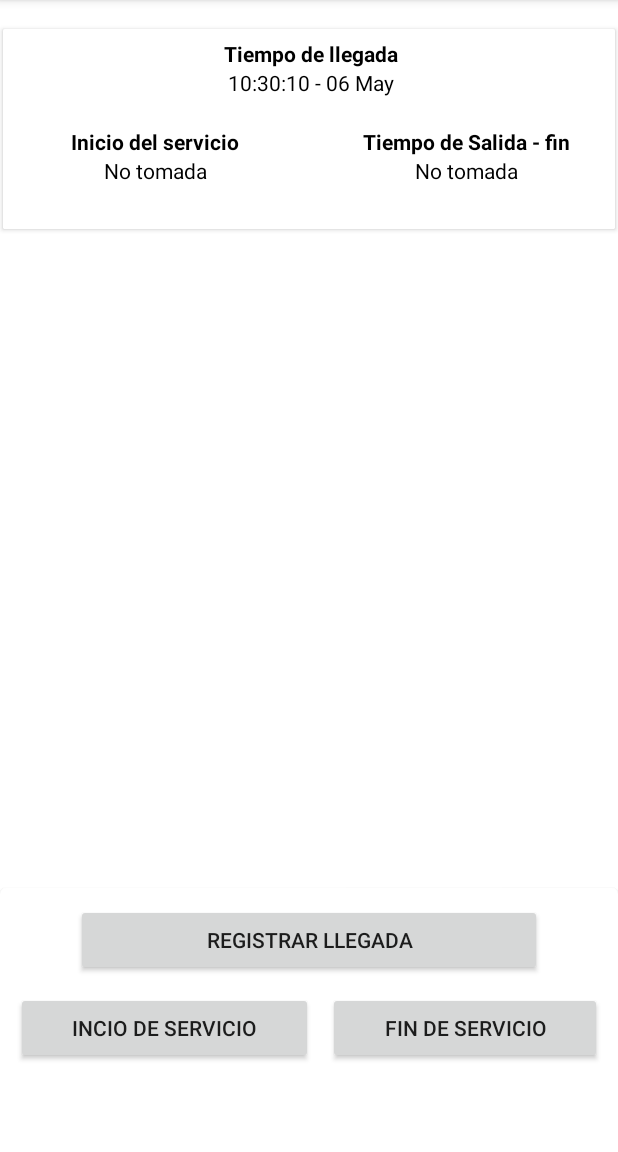
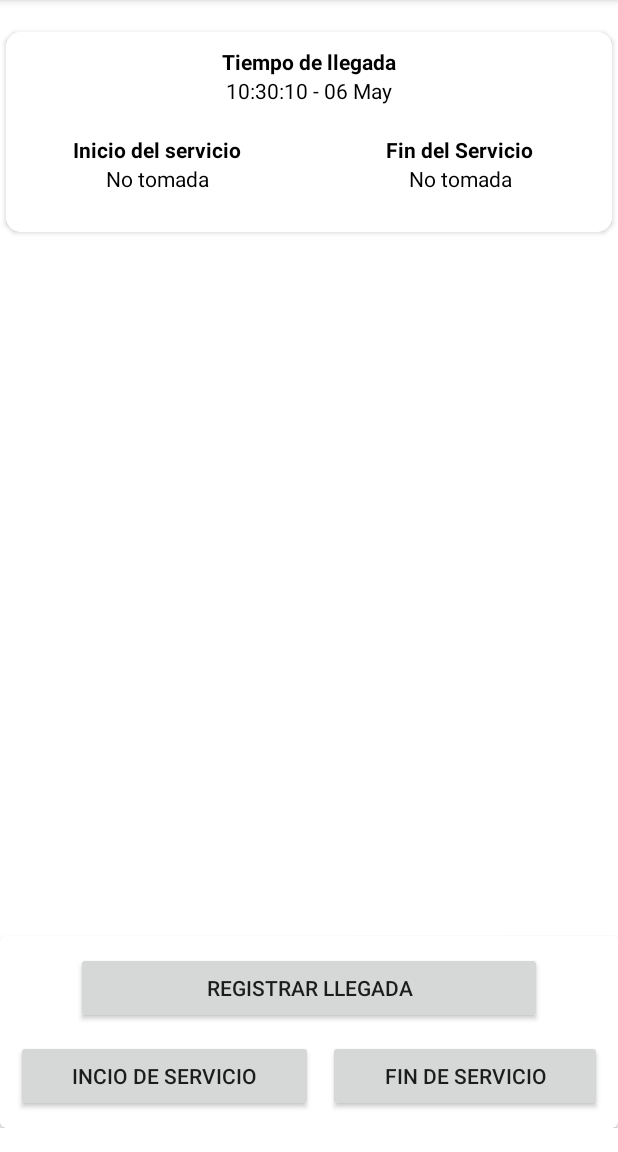
Before and after one commit to alexsotocx/DataTakeApp, an Android app: the screen it shows after launch (MainActivity), after a tap on "REGISTRAR LLEGADA", on a phone screen of 412 x 824 dp, the part 84-1236 px from its top. Run offline under Robolectric (Android 15) with nearby library versions, the phone set to English and light mode, and no system bars.

```diff
--- a/app/src/main/java/com/example/alexander/datatake/MainActivity.java
+++ b/app/src/main/java/com/example/alexander/datatake/MainActivity.java
@@ -1,8 +1,8 @@
 package com.example.alexander.datatake;
 
 import android.content.Intent;
+import android.os.Bundle;
 import android.support.v7.app.ActionBarActivity;
-import android.os.Bundle;
 import android.support.v7.widget.DefaultItemAnimator;
 import android.support.v7.widget.LinearLayoutManager;
 import android.support.v7.widget.RecyclerView;
@@ -10,11 +10,9 @@ import android.view.Menu;
 import android.view.MenuItem;
 import android.view.View;
 import android.widget.Button;
-import android.widget.Toast;
 
 import com.example.alexander.datatake.adapter.EntryAdapter;
 
-import java.util.ArrayList;
 import java.util.Date;
 import java.util.List;
 
@@ -27,6 +25,7 @@ public class MainActivity extends ActionBarActivity {
   private Button serviceEndTimeButton;
   private EntryAdapter mAdapter;
   private List<DataEntry> dataList;
+
   @Override
   protected void onCreate(Bundle savedInstanceState) {
     super.onCreate(savedInstanceState);
@@ -34,7 +33,7 @@ public class MainActivity extends ActionBarActivity {
     prepareInterface();
   }
 
-  private void prepareInterface(){
+  private void prepareInterface() {
     arriveTimeButton = (Button) findViewById(R.id.arrive_time_button);
     serviceStartTimeButton = (Button) findViewById(R.id.service_start_time_button);
     serviceEndTimeButton = (Button) findViewById(R.id.service_end_time_button);
@@ -55,24 +54,24 @@ public class MainActivity extends ActionBarActivity {
   }
 
 
-
-
-  class ClickListener implements View.OnClickListener{
+  class ClickListener implements View.OnClickListener {
 
     @Override
     public void onClick(View v) {
       int viewId = v.getId();
       DataEntry entry = new DataEntry();
-      switch (viewId){
+      switch (viewId) {
         case R.id.arrive_time_button:
           //Toast.makeText(getApplicationContext(), "Boton 1 "+ new Date().toString() + " oprimido", Toast.LENGTH_SHORT).show();
           entry.setArriveTime(new Date().getTime());
           mAdapter.addEntry(entry);
+          mRecyclerView.scrollToPosition(mAdapter.getItemCount() - 1);
           break;
         case R.id.service_start_time_button:
           //Toast.makeText(getApplicationContext(), "Boton 2 "+ new Date().toString() + " oprimido", Toast.LENGTH_SHORT).show();
           entry.setServiceStartTime(new Date().getTime());
           mAdapter.addEntry(entry);
+          mRecyclerView.scrollToPosition(mAdapter.getItemCount() - 1);
           break;
         case R.id.service_end_time_button:
           //Toast.makeText(getApplicationContext(), "Boton 3 "+ new Date().toString() + " oprimido", Toast.LENGTH_SHORT).show();
--- a/app/src/main/java/com/example/alexander/datatake/util/StorageManager.java
+++ b/app/src/main/java/com/example/alexander/datatake/util/StorageManager.java
@@ -6,8 +6,8 @@ package com.example.alexander.datatake.util;
 
 
 import android.content.Context;
-    import android.content.SharedPreferences;
-    import android.content.SharedPreferences.Editor;
+import android.content.SharedPreferences;
+import android.content.SharedPreferences.Editor;
 
 public class StorageManager {
 
@@ -48,8 +48,6 @@ public class StorageManager {
   }
 
 
-
-
   public String getSavedData() {
     return pref.getString(JSON_SAVED_KEY, null);
   }
--- a/app/src/main/res/layout/activity_main.xml
+++ b/app/src/main/res/layout/activity_main.xml
@@ -8,37 +8,30 @@
                 tools:context=".MainActivity"
                 android:background="#fff">
 
-  <LinearLayout
+  <RelativeLayout
       android:layout_width="match_parent"
       android:layout_height="match_parent"
-      android:weightSum="2.3"
-      android:orientation="vertical">
+      android:background="#fff">
 
-    <RelativeLayout
-        android:layout_width="match_parent"
-        android:layout_height="match_parent"
-        android:layout_weight="0.5">
-      <android.support.v7.widget.RecyclerView
 
-          android:id="@+id/my_recycler_view"
-          android:scrollbars="vertical"
-          android:layout_width="match_parent"
-          android:layout_height="match_parent"/>
-    </RelativeLayout>
     <android.support.v7.widget.CardView
         android:layout_width="match_parent"
-        android:layout_height="match_parent"
+        android:layout_height="wrap_content"
         android:elevation="100dp"
         card_view:cardCornerRadius="4dp"
         card_view:contentPadding="5dp"
-        android:layout_weight="1.7"
         android:paddingLeft="10dp"
         android:paddingRight="10dp"
+        android:id="@+id/button_continaer"
+        android:layout_alignParentBottom="true"
+        android:background="#fff"
         >
+
       <RelativeLayout
           android:layout_width="match_parent"
           android:layout_height="match_parent"
           android:background="#fff">
+
         <LinearLayout
             android:layout_width="match_parent"
             android:layout_height="wrap_content"
@@ -46,6 +39,7 @@
             android:id="@+id/btns1"
             android:layout_centerHorizontal="true"
             >
+
           <Button
               android:id="@+id/arrive_time_button"
               android:layout_width="match_parent"
@@ -55,6 +49,7 @@
               android:layout_marginRight="40dp"/>
 
         </LinearLayout>
+
         <LinearLayout
             android:layout_width="match_parent"
             android:layout_height="wrap_content"
@@ -63,6 +58,7 @@
             android:id="@+id/btns2"
             android:layout_below="@id/btns1"
             >
+
           <Button
 
               android:id="@+id/service_start_time_button"
@@ -71,6 +67,7 @@
               android:layout_weight="1"
               android:layout_marginRight="10dp"
               android:text="Incio de servicio"/>
+
           <Button
               android:id="@+id/service_end_time_button"
               android:layout_width="wrap_content"
@@ -78,12 +75,19 @@
               android:layout_weight="1"
               android:text="Fin de servicio"/>
         </LinearLayout>
-          </RelativeLayout>
+      </RelativeLayout>
 
-     </android.support.v7.widget.CardView>
+    </android.support.v7.widget.CardView>
+
+    <android.support.v7.widget.RecyclerView
+        android:layout_above="@id/button_continaer"
+        android:id="@+id/my_recycler_view"
+        android:scrollbars="vertical"
+        android:layout_width="match_parent"
+        android:layout_height="match_parent"
+        />
 
 
-
-   </LinearLayout>
+  </RelativeLayout>
 
 </RelativeLayout>
--- a/app/src/main/res/layout/entry_list_item.xml
+++ b/app/src/main/res/layout/entry_list_item.xml
@@ -2,14 +2,13 @@
 <android.support.v7.widget.CardView
     xmlns:android="http://schemas.android.com/apk/res/android"
     xmlns:card_view="http://schemas.android.com/apk/res-auto"
-    android:clickable="true"
     android:layout_width="match_parent"
     android:layout_height="140dp"
     android:elevation="100dp"
     card_view:cardUseCompatPadding="true"
-    card_view:contentPadding="-3dp"
     card_view:cardPreventCornerOverlap="false"
-    card_view:cardCornerRadius="1dp"
+    card_view:cardCornerRadius="10dp"
+    android:layout_margin="2dp"
     android:background="#fff"
     >
 
@@ -17,15 +16,19 @@
       android:layout_width="match_parent"
       android:layout_height="wrap_content"
       xmlns:android="http://schemas.android.com/apk/res/android"
+      android:background="#fff"
       >
+
     <RelativeLayout
         android:layout_width="match_parent"
         android:layout_height="match_parent">
+
       <LinearLayout
           android:layout_width="match_parent"
           android:layout_height="wrap_content"
           android:weightSum="2"
           android:id="@+id/first_row">
+
         <RelativeLayout
             android:layout_width="match_parent"
             android:layout_height="wrap_content"
@@ -50,7 +53,6 @@
               android:id="@+id/arrive_time"
               android:layout_width="wrap_content"
               android:layout_height="wrap_content"
-              android:text="11:15 AM - May 15"
               android:textColor="#000"
               android:layout_below="@id/arrive_time_label"
               android:layout_centerHorizontal="true"
@@ -59,13 +61,15 @@
 
 
         </RelativeLayout>
-          </LinearLayout>
+      </LinearLayout>
+
       <LinearLayout
           android:layout_width="match_parent"
           android:layout_height="wrap_content"
           android:weightSum="2"
           android:id="@+id/second_row"
           android:layout_below="@id/first_row">
+
         <RelativeLayout
             android:layout_width="match_parent"
             android:layout_height="wrap_content"
@@ -96,6 +100,7 @@
 
 
         </RelativeLayout>
+
         <RelativeLayout
             android:layout_width="match_parent"
             android:layout_height="wrap_content"
@@ -106,7 +111,7 @@
               android:id="@+id/exit_time_label"
               android:layout_width="wrap_content"
               android:layout_height="wrap_content"
-              android:text="Tiempo de Salida - fin"
+              android:text="Fin del Servicio"
               android:textColor="#000"
               android:layout_centerHorizontal="true"
 
@@ -129,7 +134,7 @@
       </LinearLayout>
 
 
-        </RelativeLayout>
+    </RelativeLayout>
 
 
   </RelativeLayout>
```
Also changed, not shown: app/src/main/AndroidManifest.xml (+5 -5 lines), app/src/main/java/com/example/alexander/datatake/DataEntry.java (+18 -18 lines), app/src/main/java/com/example/alexander/datatake/adapter/EntryAdapter.java (+4 -5 lines), app/src/main/res/menu/menu_main.xml (+5 -4 lines), app/src/main/res/values-w820dp/dimens.xml (+4 -4 lines).
